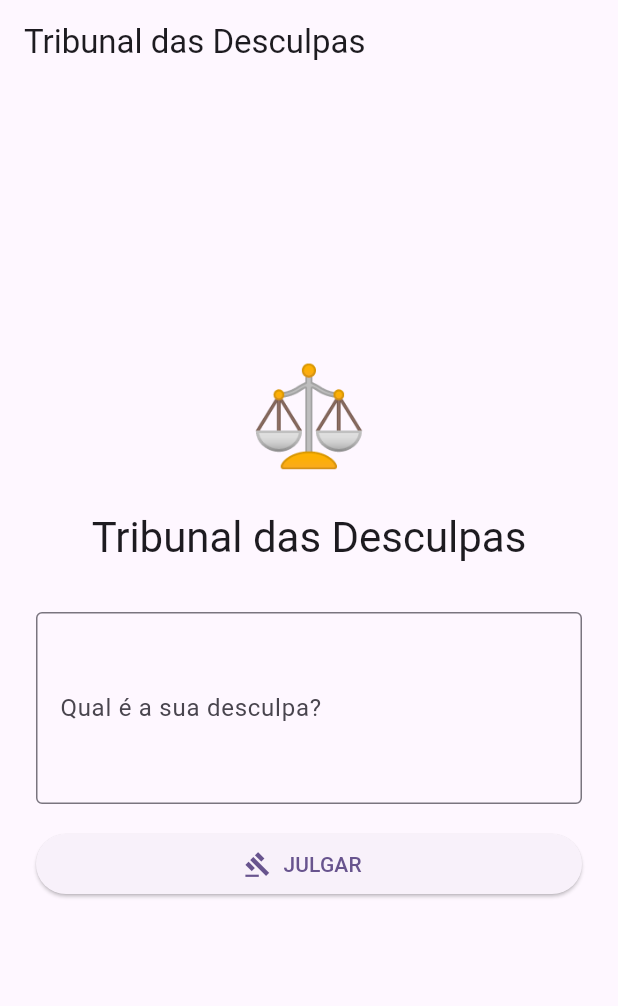
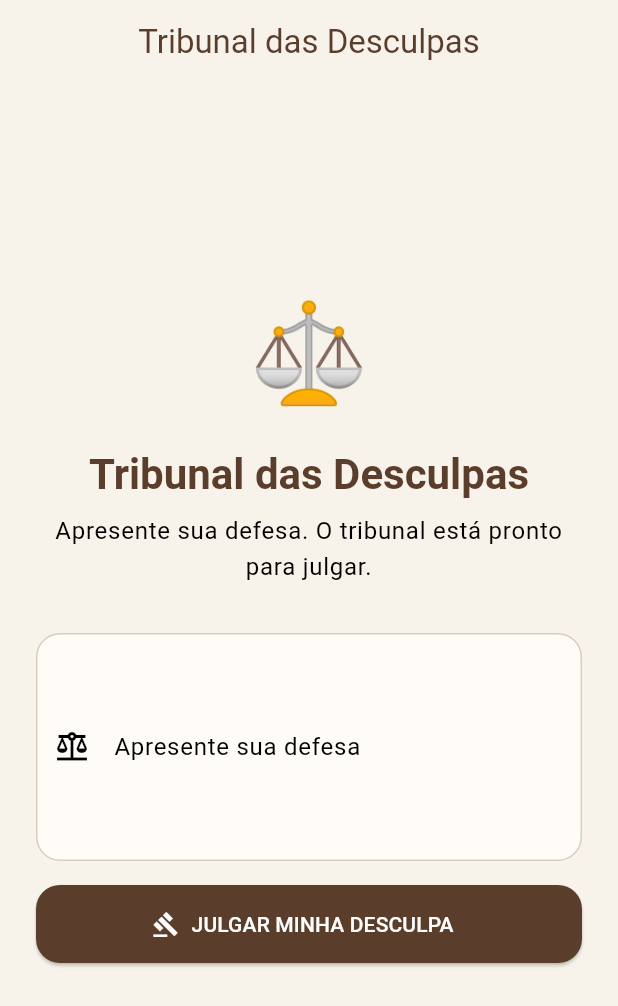
Before and after one commit to aroldoesmerio/excuse_judge, a Flutter app: the screen it shows after launch, on a phone screen of 412 x 824 dp. Shown: the top 1006 px of the screen. Run offline on Flutter 3.47's test engine with Material 3 defaults, Android fonts, the light colour scheme and no system bars.

Commit message:
refactor: adjust layout

```diff
--- a/lib/features/tribunal/presentation/pages/tribunal_page.dart
+++ b/lib/features/tribunal/presentation/pages/tribunal_page.dart
@@ -58,10 +58,14 @@ class _TribunalPageState extends State<TribunalPage> {
       appBar: AppBar(
         title: const Text('Tribunal das Desculpas'),
       ),
-      body: Center(
+      body: LayoutBuilder(
+        builder: (context, constraints) {
+          return SingleChildScrollView(
+            child: Center(
               child: ConstrainedBox(
-          constraints: const BoxConstraints(
+                constraints: BoxConstraints(
                   maxWidth: 600,
+                  minHeight: constraints.maxHeight,
                 ),
                 child: Padding(
                   padding: const EdgeInsets.all(24),
@@ -133,5 +137,8 @@ class _TribunalPageState extends State<TribunalPage> {
               ),
             ),
           );
+        },
+      ),
+    );
   }
 }
--- a/lib/features/tribunal/presentation/widgets/excuse_input.dart
+++ b/lib/features/tribunal/presentation/widgets/excuse_input.dart
@@ -20,12 +20,13 @@ class ExcuseInput extends StatelessWidget {
         TextField(
           controller: controller,
           enabled: !isLoading,
-          minLines: 4,
-          maxLines: 6,
+          minLines: 5,
+          maxLines: 8,
           decoration: const InputDecoration(
-            labelText: 'Qual é a sua desculpa?',
-            hintText: 'Digite aqui a sua justificativa...',
-            border: OutlineInputBorder(),
+            labelText: 'Apresente sua defesa',
+            hintText:
+                'Ex.: Eu ia fazer, mas o universo conspirou contra mim...',
+            prefixIcon: Icon(Icons.balance),
           ),
         ),
         const SizedBox(height: 16),
@@ -41,7 +42,9 @@ class ExcuseInput extends StatelessWidget {
                 )
               : const Icon(Icons.gavel),
           label: Text(
-            isLoading ? 'Analisando...' : 'JULGAR',
+            isLoading
+                ? 'O tribunal está analisando...'
+                : 'JULGAR MINHA DESCULPA',
           ),
         ),
       ],
--- a/lib/features/tribunal/presentation/widgets/tribunal_header.dart
+++ b/lib/features/tribunal/presentation/widgets/tribunal_header.dart
@@ -20,7 +20,18 @@ class TribunalHeader extends StatelessWidget {
         Text(
           'Tribunal das Desculpas',
           textAlign: TextAlign.center,
-          style: Theme.of(context).textTheme.headlineMedium,
+          style: Theme.of(context).textTheme.headlineMedium?.copyWith(
+                color: Theme.of(context).colorScheme.primary,
+                fontWeight: FontWeight.bold,
+              ),
+        ),
+        const SizedBox(height: 8),
+        Text(
+          'Apresente sua defesa. O tribunal está pronto para julgar.',
+          textAlign: TextAlign.center,
+          style: Theme.of(context).textTheme.bodyLarge?.copyWith(
+                color: Theme.of(context).colorScheme.onSurfaceVariant,
+              ),
         ),
       ],
     );
--- a/lib/main.dart
+++ b/lib/main.dart
@@ -17,8 +17,54 @@ class ExcuseJudgeApp extends StatelessWidget {
       debugShowCheckedModeBanner: false,
       title: 'Tribunal das Desculpas',
       theme: ThemeData(
-        colorScheme: ColorScheme.fromSeed(
-          seedColor: Colors.deepPurple,
+        colorScheme: const ColorScheme.light(
+          primary: Color(0xFF5A3E2B),
+          secondary: Color(0xFFD6A84F),
+          surface: Color(0xFFFFFCF7),
+        ),
+        scaffoldBackgroundColor: const Color(0xFFF7F3EA),
+        appBarTheme: const AppBarTheme(
+          backgroundColor: Color(0xFFF7F3EA),
+          foregroundColor: Color(0xFF5A3E2B),
+          centerTitle: true,
+        ),
+        cardTheme: CardThemeData(
+          color: const Color(0xFFFFFCF7),
+          elevation: 3,
+          shadowColor: const Color(0x335A3E2B),
+          shape: RoundedRectangleBorder(
+            borderRadius: BorderRadius.circular(20),
+          ),
+        ),
+        inputDecorationTheme: InputDecorationTheme(
+          filled: true,
+          fillColor: const Color(0xFFFFFCF7),
+          border: OutlineInputBorder(
+            borderRadius: BorderRadius.circular(16),
+          ),
+          enabledBorder: OutlineInputBorder(
+            borderRadius: BorderRadius.circular(16),
+            borderSide: const BorderSide(
+              color: Color(0xFFD8CDBD),
+            ),
+          ),
+          focusedBorder: OutlineInputBorder(
+            borderRadius: BorderRadius.circular(16),
+            borderSide: const BorderSide(
+              color: Color(0xFF5A3E2B),
+              width: 2,
+            ),
+          ),
+        ),
+        elevatedButtonTheme: ElevatedButtonThemeData(
+          style: ElevatedButton.styleFrom(
+            backgroundColor: const Color(0xFF5A3E2B),
+            foregroundColor: Colors.white,
+            minimumSize: const Size.fromHeight(52),
+            shape: RoundedRectangleBorder(
+              borderRadius: BorderRadius.circular(16),
+            ),
+          ),
         ),
         useMaterial3: true,
       ),
--- a/pubspec.yaml
+++ b/pubspec.yaml
@@ -1,5 +1,5 @@
 name: excuse_judge
-description: "A new Flutter project."
+description: "Tribunal divertido para suas desculpas."
 # The following line prevents the package from being accidentally published to
 # pub.dev using `flutter pub publish`. This is preferred for private packages.
 publish_to: 'none' # Remove this line if you wish to publish to pub.dev
```
Also changed, not shown: lib/features/tribunal/presentation/widgets/verdict_card.dart (+50 -3 lines). Lines whose indentation alone changed are shown as unchanged.
